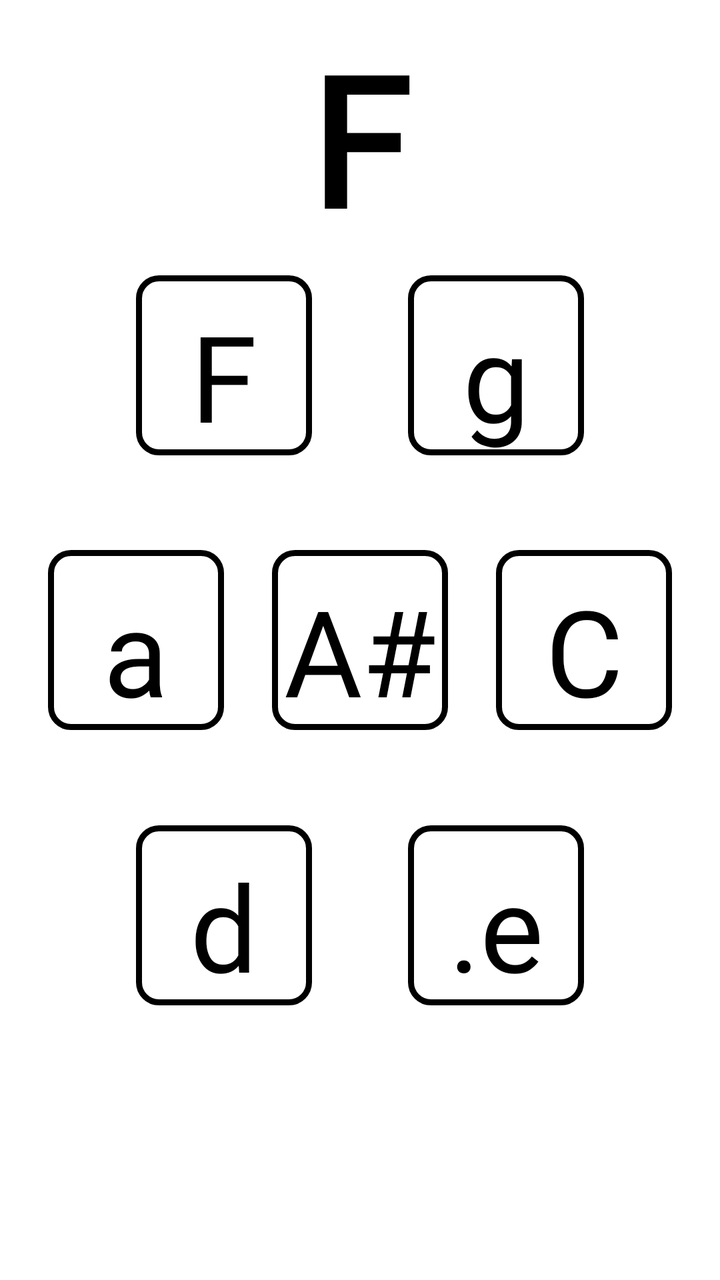
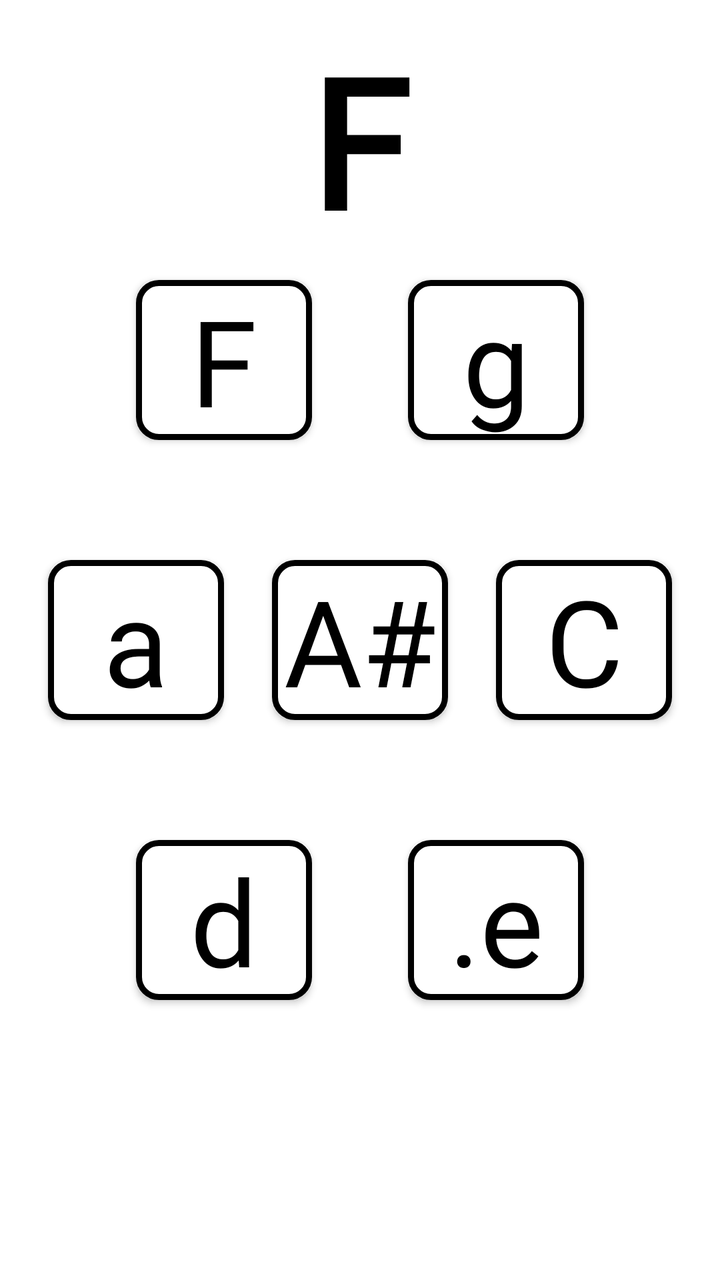

Before-and-after screenshots of an Android layout around one commit, followed by the original layout XML and the change that was made.
<!-- AndroidManifest.xml: application theme AppTheme -->
<!-- res/layout/activity_maj_f.xml -->
<?xml version="1.0" encoding="utf-8"?>
<androidx.constraintlayout.widget.ConstraintLayout xmlns:android="http://schemas.android.com/apk/res/android"
    xmlns:app="http://schemas.android.com/apk/res-auto"
    xmlns:tools="http://schemas.android.com/tools"
    android:layout_width="match_parent"
    android:layout_height="match_parent"
    android:background="#ffffff"
    android:orientation="vertical"
    tools:context=".maj_f">


    <TextView
        android:id="@+id/maj_f_label"
        android:layout_width="wrap_content"
        android:layout_height="wrap_content"
        android:fontFamily="@font/intut"
        android:text="@string/M_f"
        android:textColor="#000000"
        android:textSize="90sp"
        android:textStyle="bold"
        app:layout_constraintBottom_toTopOf="@+id/f"
        app:layout_constraintEnd_toEndOf="@+id/g"
        app:layout_constraintStart_toStartOf="@+id/f"
        app:layout_constraintTop_toTopOf="parent"
        tools:ignore="MissingConstraints" />

    <Button
        android:id="@+id/f"
        android:layout_width="wrap_content"
        android:layout_height="wrap_content"
        android:background="@drawable/main_theme"
        android:fontFamily="@font/intut"
        android:text="@string/MF_f"
        android:textAllCaps="false"
        android:textColor="#000000"
        android:textSize="60sp"
        app:layout_constraintBottom_toBottomOf="@+id/a"
        app:layout_constraintEnd_toEndOf="@+id/as"
        app:layout_constraintStart_toStartOf="parent"
        app:layout_constraintTop_toTopOf="parent"
        tools:ignore="MissingConstraints" />

    <Button
        android:id="@+id/g"
        android:layout_width="wrap_content"
        android:layout_height="wrap_content"
        android:background="@drawable/main_theme"
        android:fontFamily="@font/intut"
        android:text="@string/MF_g"
        android:textAllCaps="false"
        android:textColor="#000000"
        android:textSize="60sp"
        app:layout_constraintBottom_toBottomOf="@+id/c"
        app:layout_constraintEnd_toEndOf="parent"
        app:layout_constraintStart_toStartOf="@+id/as"
        app:layout_constraintTop_toTopOf="parent"
        tools:ignore="MissingConstraints" />

    <Button
        android:id="@+id/a"
        android:layout_width="wrap_content"
        android:layout_height="wrap_content"
        android:background="@drawable/main_theme"
        android:fontFamily="@font/intut"
        android:text="@string/MF_a"
        android:textAllCaps="false"
        android:textColor="#000000"
        android:textSize="60sp"
        app:layout_constraintBottom_toBottomOf="parent"
        app:layout_constraintEnd_toStartOf="@+id/as"
        app:layout_constraintStart_toStartOf="parent"
        app:layout_constraintTop_toTopOf="parent"
        tools:ignore="MissingConstraints" />

    <Button
        android:id="@+id/as"
        android:layout_width="wrap_content"
        android:layout_height="wrap_content"
        android:background="@drawable/main_theme"
        android:fontFamily="@font/intut"
        android:text="@string/MF_as"
        android:textAllCaps="false"
        android:textColor="#000000"
        android:textSize="60sp"
        app:layout_constraintBottom_toBottomOf="parent"
        app:layout_constraintEnd_toEndOf="parent"
        app:layout_constraintStart_toStartOf="parent"
        app:layout_constraintTop_toTopOf="parent"
        tools:ignore="MissingConstraints" />

    <Button
        android:id="@+id/c"
        android:layout_width="wrap_content"
        android:layout_height="wrap_content"
        android:background="@drawable/main_theme"
        android:fontFamily="@font/intut"
        android:text="@string/MF_c"
        android:textAllCaps="false"
        android:textColor="#000000"
        android:textSize="60sp"
        app:layout_constraintBottom_toBottomOf="parent"
        app:layout_constraintEnd_toEndOf="parent"
        app:layout_constraintStart_toEndOf="@+id/as"
        app:layout_constraintTop_toTopOf="parent"
        tools:ignore="MissingConstraints" />

    <Button
        android:id="@+id/d"
        android:layout_width="wrap_content"
        android:layout_height="wrap_content"
        android:background="@drawable/main_theme"
        android:fontFamily="@font/intut"
        android:text="@string/MF_d"
        android:textAllCaps="false"
        android:textColor="#000000"
        android:textSize="60sp"
        app:layout_constraintBottom_toBottomOf="parent"
        app:layout_constraintEnd_toEndOf="@+id/as"
        app:layout_constraintStart_toStartOf="parent"
        app:layout_constraintTop_toTopOf="@+id/as"
        tools:ignore="MissingConstraints" />

    <Button
        android:id="@+id/e"
        android:layout_width="wrap_content"
        android:layout_height="wrap_content"
        android:background="@drawable/main_theme"
        android:fontFamily="@font/intut"
        android:text="@string/MF_eE"
        android:textAllCaps="false"
        android:textColor="#000000"
        android:textSize="60sp"
        app:layout_constraintBottom_toBottomOf="parent"
        app:layout_constraintEnd_toEndOf="parent"
        app:layout_constraintStart_toStartOf="@+id/as"
        app:layout_constraintTop_toTopOf="@+id/as"
        tools:ignore="MissingConstraints" />


</androidx.constraintlayout.widget.ConstraintLayout>
<!-- resources referenced by this layout -->
<resources>
  <!-- drawable main_theme (drawable) -->
  <?xml version="1.0" encoding="utf-8"?>
  <shape xmlns:android="http://schemas.android.com/apk/res/android" android:shape="rectangle" >
      <corners
          android:radius="10dp"
          />
  
      <stroke
          android:width="3dp"
          android:color="#000000"
          />
      <padding
          android:left="0dp"
          android:top="10dp"
          android:right="0dp"
          android:bottom="0dp"
          />
  </shape>
  <string name="MF_a">a</string>
  <string name="MF_as">A#</string>
  <string name="MF_c">C</string>
  <string name="MF_d">d</string>
  <string name="MF_eE">.e</string>
  <string name="MF_f">F</string>
  <string name="MF_g">g</string>
  <string name="M_f">F</string>
  <style name="AppTheme" parent="Theme.AppCompat.NoActionBar">
          
          <item name="colorPrimary">#000000</item>
          <item name="colorPrimaryDark">#000000</item>
          <item name="colorAccent">#000000</item>
      </style>
</resources>

<!-- the commit's change to res/layout/activity_maj_f.xml (unified diff, before → after) -->
@@ -28,7 +28,7 @@
         android:id="@+id/f"
         android:layout_width="wrap_content"
         android:layout_height="wrap_content"
-        android:background="@drawable/main_theme"
+        android:background="@drawable/btn_unified_selector"
         android:fontFamily="@font/intut"
         android:text="@string/MF_f"
         android:textAllCaps="false"
@@ -44,7 +44,7 @@
         android:id="@+id/g"
         android:layout_width="wrap_content"
         android:layout_height="wrap_content"
-        android:background="@drawable/main_theme"
+        android:background="@drawable/btn_unified_selector"
         android:fontFamily="@font/intut"
         android:text="@string/MF_g"
         android:textAllCaps="false"
@@ -60,7 +60,7 @@
         android:id="@+id/a"
         android:layout_width="wrap_content"
         android:layout_height="wrap_content"
-        android:background="@drawable/main_theme"
+        android:background="@drawable/btn_unified_selector"
         android:fontFamily="@font/intut"
         android:text="@string/MF_a"
         android:textAllCaps="false"
@@ -76,7 +76,7 @@
         android:id="@+id/as"
         android:layout_width="wrap_content"
         android:layout_height="wrap_content"
-        android:background="@drawable/main_theme"
+       android:background="@drawable/btn_unified_selector"
         android:fontFamily="@font/intut"
         android:text="@string/MF_as"
         android:textAllCaps="false"
@@ -92,7 +92,7 @@
         android:id="@+id/c"
         android:layout_width="wrap_content"
         android:layout_height="wrap_content"
-        android:background="@drawable/main_theme"
+        android:background="@drawable/btn_unified_selector"
         android:fontFamily="@font/intut"
         android:text="@string/MF_c"
         android:textAllCaps="false"
@@ -108,7 +108,7 @@
         android:id="@+id/d"
         android:layout_width="wrap_content"
         android:layout_height="wrap_content"
-        android:background="@drawable/main_theme"
+        android:background="@drawable/btn_unified_selector"
         android:fontFamily="@font/intut"
         android:text="@string/MF_d"
         android:textAllCaps="false"
@@ -124,7 +124,7 @@
         android:id="@+id/e"
         android:layout_width="wrap_content"
         android:layout_height="wrap_content"
-        android:background="@drawable/main_theme"
+       android:background="@drawable/btn_unified_selector"
         android:fontFamily="@font/intut"
         android:text="@string/MF_eE"
         android:textAllCaps="false"
<!-- resource entries referenced after the edit -->
@@ -1,23 +1,35 @@
 <!-- resources referenced by this layout -->
 <resources>
-  <!-- drawable main_theme (drawable) -->
+  <!-- drawable btn_unified_selector (drawable) -->
   <?xml version="1.0" encoding="utf-8"?>
-  <shape xmlns:android="http://schemas.android.com/apk/res/android" android:shape="rectangle" >
-      <corners
-          android:radius="10dp"
-          />
-  
-      <stroke
-          android:width="3dp"
-          android:color="#000000"
-          />
-      <padding
-          android:left="0dp"
-          android:top="10dp"
-          android:right="0dp"
-          android:bottom="0dp"
-          />
-  </shape>
+  <selector xmlns:android="http://schemas.android.com/apk/res/android">
+      
+      <item android:state_pressed="true">
+          <layer-list>
+              <item>
+                  <shape android:shape="rectangle">
+                      <solid android:color="#FFFFFF" />
+                      <stroke android:width="3dp" android:color="#000000" />
+                      <corners android:radius="10dp" />
+                  </shape>
+              </item>
+              <item>
+                  <shape android:shape="rectangle">
+                      <solid android:color="#80000000" /> 
+                      <corners android:radius="10dp" />
+                  </shape>
+              </item>
+          </layer-list>
+      </item>
+      
+      <item>
+          <shape android:shape="rectangle">
+              <solid android:color="#FFFFFF" />
+              <stroke android:width="3dp" android:color="#000000" />
+              <corners android:radius="10dp" />
+          </shape>
+      </item>
+  </selector>
   <string name="MF_a">a</string>
   <string name="MF_as">A#</string>
   <string name="MF_c">C</string>
